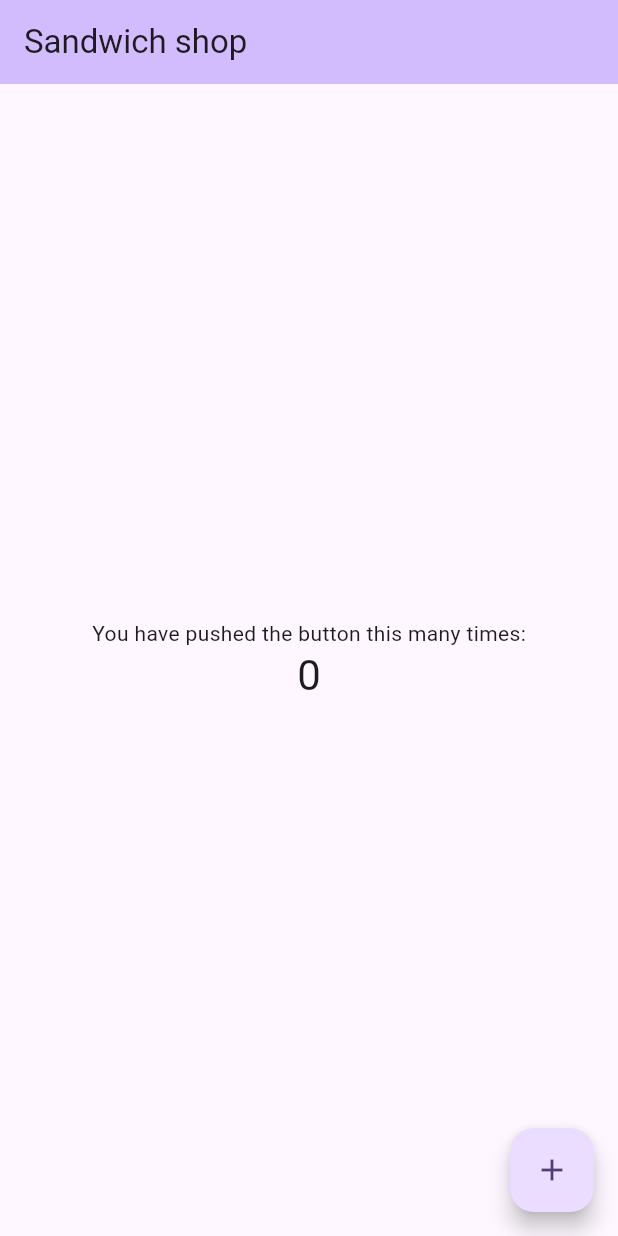
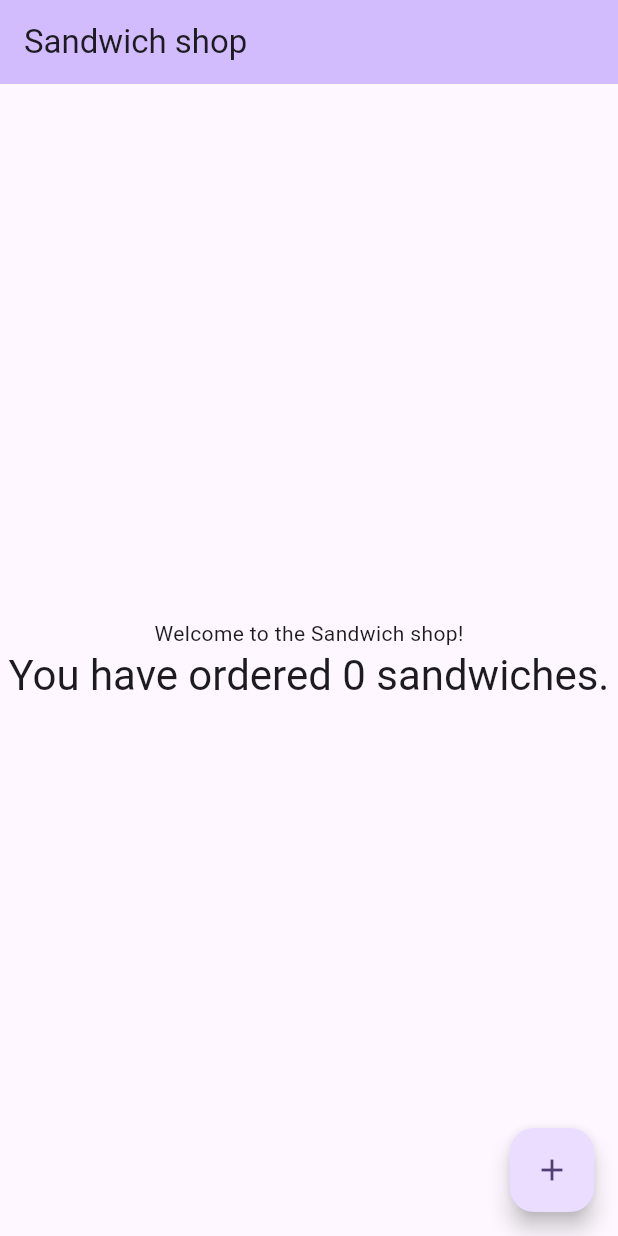
Before and after one commit to HiroNormal/sandwich_shop, a Flutter app: the screen it shows after launch, on a phone screen of 412 x 824 dp. Run offline on Flutter 3.47's test engine with Material 3 defaults, Android fonts, the phone set to English and light mode, and no system bars.

Commit message:
Text Changes

```diff
--- a/flutter_application_1/lib/main.dart
+++ b/flutter_application_1/lib/main.dart
@@ -104,13 +104,13 @@ class _MyHomePageState extends State<MyHomePage> {
           // wireframe for each widget.
           mainAxisAlignment: MainAxisAlignment.center,
           children: <Widget>[
-            const Text('You have pushed the button this many times:'),
+            const Text('Welcome to the Sandwich shop!'),
             Text(
-              '$_counter',
+              'You have ordered $_counter sandwiches.',
               style: Theme.of(context).textTheme.headlineMedium,
             ),
           ],
-        ),
+        )
       ),
       floatingActionButton: FloatingActionButton(
         onPressed: _incrementCounter,
```
